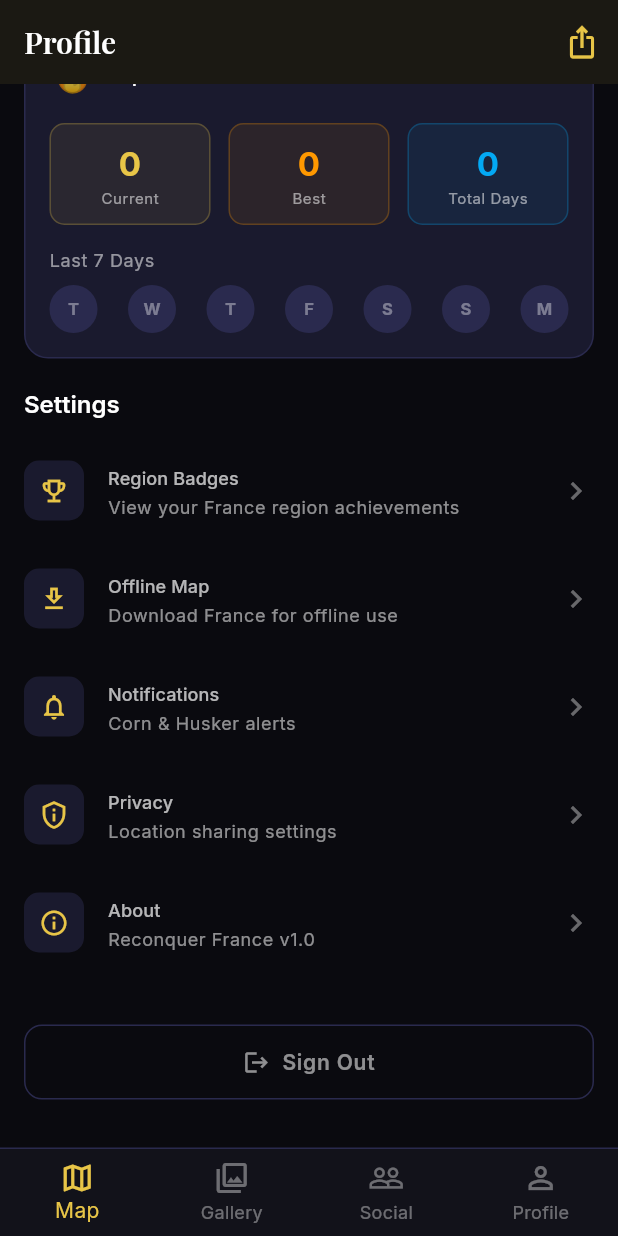
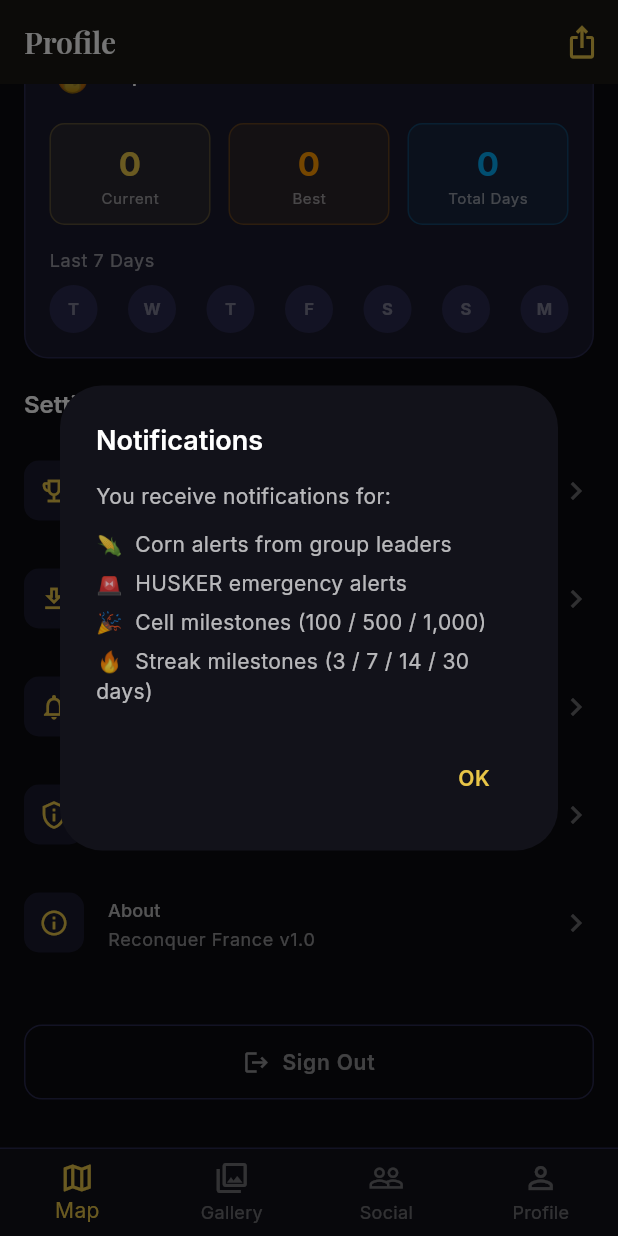
Before and after one commit to bachjae/Reconquer-France, a Flutter app: the ProfileScreen screen opened by its route, scrolled down 566 dp, after a tap on "Notifications", on a phone screen of 412 x 824 dp. Run offline on Flutter 3.47's test engine with Material 3 defaults, Android fonts, the phone set to English and light mode, and no system bars; our stand-ins replace camera, cloud_firestore, connectivity_plus, firebase_auth, firebase_core, firebase_messaging and 14 more; missing offline and left inert: exif, flutter_background_geolocation, flutter_map_tile_caching, photo_manager; accounts and stored records are empty; generated files the repository leaves out were written again; statements that could not run were skipped.

Commit message:
Fix switch expression compile error and implement settings dialogs
- Fix invalid `_ => return` in switch expressions in showMilestone() and
  showStreakMilestone() — Dart switch expressions require expression arms,
  not statements. Added guard returns before each switch and replaced the
  default arm with valid tuple expressions.
- Implement Notifications, Privacy, and About settings tiles in
  profile_screen.dart (were no-op stubs). Now shows dialogs with real
  content and uses showAboutDialog() for the About tile.

https://claude.ai/code/session_01VCZ4GAuzGasFWr9DRkhdHo

```diff
--- a/reconquer_france/lib/screens/profile/profile_screen.dart
+++ b/reconquer_france/lib/screens/profile/profile_screen.dart
@@ -411,19 +411,83 @@ class _SettingsSection extends StatelessWidget {
           icon: Icons.notifications_outlined,
           title: 'Notifications',
           subtitle: 'Corn & Husker alerts',
-          onTap: () {},
+          onTap: () => showDialog(
+            context: context,
+            builder: (ctx) => AlertDialog(
+              backgroundColor: const Color(0xFF12121A),
+              title: const Text('Notifications'),
+              content: const Column(
+                mainAxisSize: MainAxisSize.min,
+                crossAxisAlignment: CrossAxisAlignment.start,
+                children: [
+                  Text('You receive notifications for:',
+                      style: TextStyle(color: Colors.white70)),
+                  SizedBox(height: 12),
+                  Text('🌽  Corn alerts from group leaders',
+                      style: TextStyle(color: Colors.white70)),
+                  SizedBox(height: 6),
+                  Text('🚨  HUSKER emergency alerts',
+                      style: TextStyle(color: Colors.white70)),
+                  SizedBox(height: 6),
+                  Text('🎉  Cell milestones (100 / 500 / 1,000)',
+                      style: TextStyle(color: Colors.white70)),
+                  SizedBox(height: 6),
+                  Text('🔥  Streak milestones (3 / 7 / 14 / 30 days)',
+                      style: TextStyle(color: Colors.white70)),
+                ],
+              ),
+              actions: [
+                TextButton(
+                  onPressed: () => Navigator.pop(ctx),
+                  child: const Text('OK'),
+                ),
+              ],
+            ),
+          ),
         ),
         _SettingsTile(
           icon: Icons.privacy_tip_outlined,
           title: 'Privacy',
           subtitle: 'Location sharing settings',
-          onTap: () {},
+          onTap: () => showDialog(
+            context: context,
+            builder: (ctx) => AlertDialog(
+              backgroundColor: const Color(0xFF12121A),
+              title: const Text('Privacy'),
+              content: const Text(
+                'Your location is only shared with your group '
+                'members when you send a Corn or Husker alert.\n\n'
+                'All other location data stays on your device.',
+                style: TextStyle(color: Colors.white70, height: 1.5),
+              ),
+              actions: [
+                TextButton(
+                  onPressed: () => Navigator.pop(ctx),
+                  child: const Text('Got it'),
+                ),
+              ],
+            ),
+          ),
         ),
         _SettingsTile(
           icon: Icons.info_outlined,
           title: 'About',
           subtitle: 'Reconquer France v1.0',
-          onTap: () {},
+          onTap: () => showAboutDialog(
+            context: context,
+            applicationName: 'Reconquer France',
+            applicationVersion: '1.0.0',
+            applicationLegalese:
+                '© 2026 Reconquer France\nMap tiles © OpenStreetMap contributors, © CARTO',
+            children: const [
+              SizedBox(height: 16),
+              Text(
+                'Geo-gamified travel app for exploring France '
+                'one hex at a time.',
+                style: TextStyle(color: Colors.white70),
+              ),
+            ],
+          ),
         ),
       ],
     );
--- a/reconquer_france/lib/services/notification_service.dart
+++ b/reconquer_france/lib/services/notification_service.dart
@@ -222,13 +222,15 @@ class NotificationService {
 
   /// Show a local notification when the user hits a cell-count milestone.
   static Future<void> showMilestone(int cellCount) async {
+    const _milestoneValues = {100, 500, 1000, 5000, 10000};
+    if (!_milestoneValues.contains(cellCount)) return;
+
     final (String title, String body) = switch (cellCount) {
-      100   => ('100 Cells Unlocked! 🎉',   'Your first 100 hexes claimed. The conquest begins!'),
-      500   => ('500 Cells! ⚜️',             'Half a thousand hexes — you\'re on a roll!'),
-      1000  => ('1,000 Cells! 🇫🇷',          'A thousand pieces of France are yours.'),
-      5000  => ('5,000 Cells! 👑',           'True conqueror. 5,000 hexes unlocked!'),
-      10000 => ('10,000 Cells! 🏆',          'Legendary. 10,000 pieces of France conquered!'),
-      _     => return,
+      100  => ('100 Cells Unlocked! 🎉',  'Your first 100 hexes claimed. The conquest begins!'),
+      500  => ('500 Cells! ⚜️',           'Half a thousand hexes — you\'re on a roll!'),
+      1000 => ('1,000 Cells! 🇫🇷',        'A thousand pieces of France are yours.'),
+      5000 => ('5,000 Cells! 👑',         'True conqueror. 5,000 hexes unlocked!'),
+      _    => ('10,000 Cells! 🏆',        'Legendary. 10,000 pieces of France conquered!'),
     };
 
     await _localNotifications.show(
@@ -255,12 +257,14 @@ class NotificationService {
 
   /// Show a local notification when the user reaches a streak milestone.
   static Future<void> showStreakMilestone(int streakDays) async {
+    const _streakValues = {3, 7, 14, 30};
+    if (!_streakValues.contains(streakDays)) return;
+
     final (String title, String body) = switch (streakDays) {
-      3  => ('3-Day Streak! 🔥',   '3 days exploring in a row. Keep it going!'),
-      7  => ('One Week Streak! 🔥🔥', '7 days straight. You\'re unstoppable!'),
-      14 => ('Two Weeks! 🔥🔥🔥',  'A fortnight of daily exploration. Incredible!'),
-      30 => ('30-Day Streak! 👑',   'A full month without missing a day. Legendary!'),
-      _  => return,
+      3  => ('3-Day Streak! 🔥',       '3 days exploring in a row. Keep it going!'),
+      7  => ('One Week Streak! 🔥🔥',  '7 days straight. You\'re unstoppable!'),
+      14 => ('Two Weeks! 🔥🔥🔥',      'A fortnight of daily exploration. Incredible!'),
+      _  => ('30-Day Streak! 👑',      'A full month without missing a day. Legendary!'),
     };
 
     await _localNotifications.show(
```
